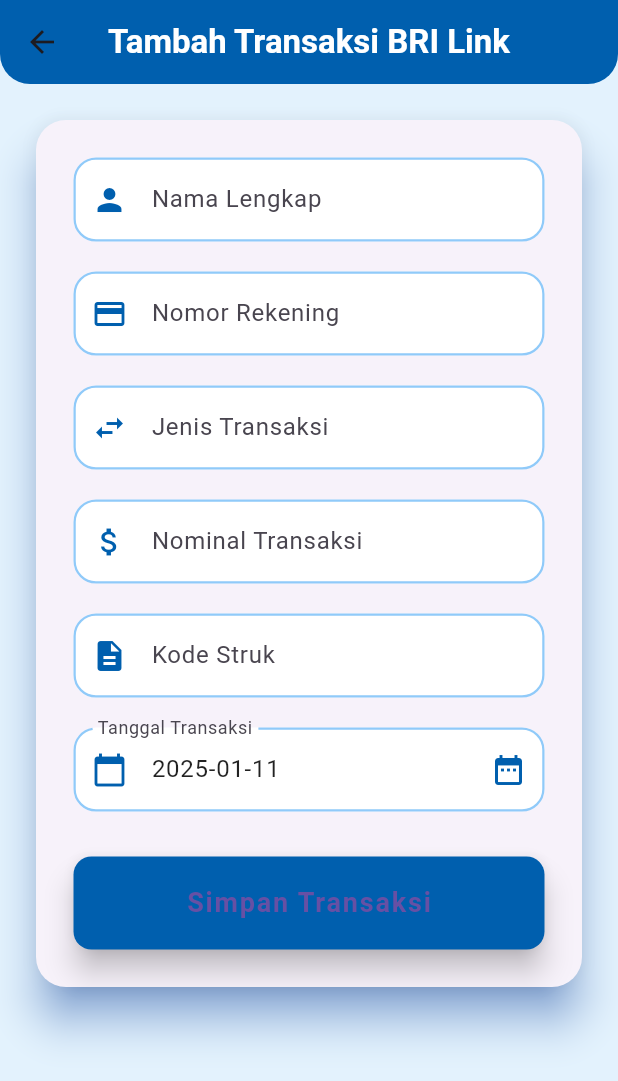
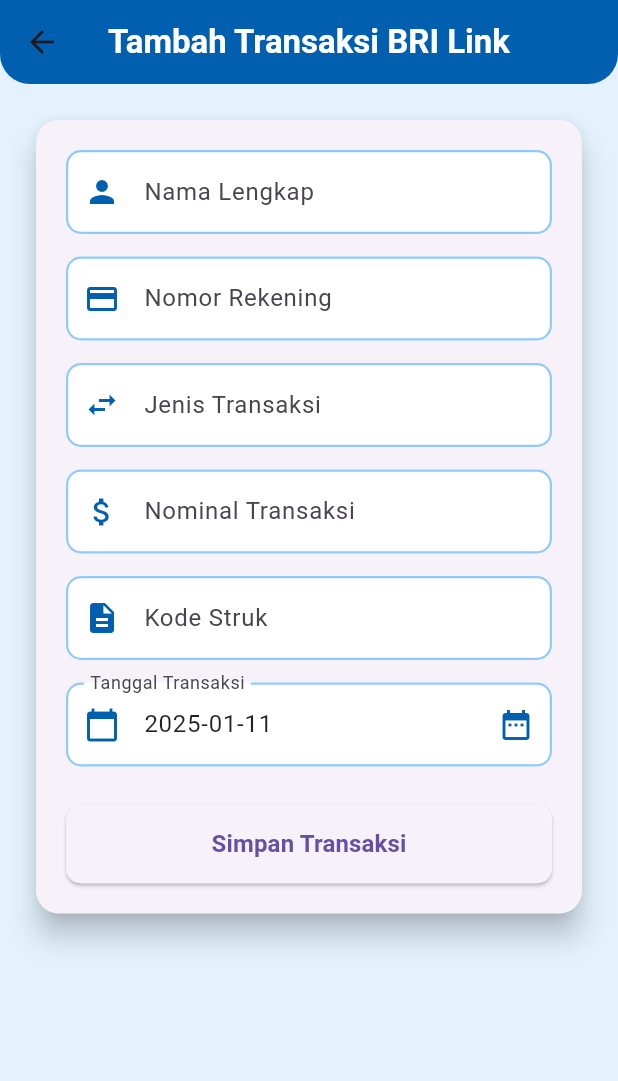
Before and after one commit to restuwijaya27/Project-akhir-Mobile2_AdmBriLink, a Flutter app: the TransaksiAddView screen opened directly, on a phone screen of 412 x 824 dp. Shown: the top 1081 px of the screen. Run offline on Flutter 3.47's test engine with Material 3 defaults, Android fonts, the phone set to English and light mode, and no system bars; our stand-ins replace cloud_firestore, firebase_auth, firebase_core, get; accounts and stored records are empty.

Commit message:
#8 fix tampilan untuk add view

```diff
--- a/lib/app/modules/transaksi/views/transaksi_add_view.dart
+++ b/lib/app/modules/transaksi/views/transaksi_add_view.dart
@@ -35,13 +35,12 @@ class TransaksiAddView extends GetView<TransaksiController> {
         child: Padding(
           padding: EdgeInsets.all(20),
           child: Card(
-            elevation: 12,
+            elevation: 8,
             shape: RoundedRectangleBorder(
-              borderRadius: BorderRadius.circular(20)
+              borderRadius: BorderRadius.circular(15)
             ),
-            shadowColor: Colors.blueAccent,
             child: Padding(
-              padding: EdgeInsets.all(25),
+              padding: EdgeInsets.all(20),
               child: Column(
                 crossAxisAlignment: CrossAxisAlignment.stretch,
                 children: [
@@ -50,36 +49,36 @@ class TransaksiAddView extends GetView<TransaksiController> {
                     label: "Nama Lengkap",
                     icon: Icons.person,
                   ),
-                  SizedBox(height: 20),
+                  SizedBox(height: 15),
                   _buildTextField(
                     controller: controller.cNomer_rekening,
                     label: "Nomor Rekening",
                     icon: Icons.credit_card,
                     keyboardType: TextInputType.number,
                   ),
-                  SizedBox(height: 20),
+                  SizedBox(height: 15),
                   _buildTextField(
                     controller: controller.cJenis_transaksi,
                     label: "Jenis Transaksi",
                     icon: Icons.swap_horiz,
                   ),
-                  SizedBox(height: 20),
+                  SizedBox(height: 15),
                   _buildTextField(
                     controller: controller.cNominal,
                     label: "Nominal Transaksi",
                     icon: Icons.attach_money,
                     keyboardType: TextInputType.number,
                   ),
-                  SizedBox(height: 20),
+                  SizedBox(height: 15),
                   _buildTextField(
                     controller: controller.cKode_struk,
                     label: "Kode Struk",
                     icon: Icons.description,
                     keyboardType: TextInputType.number,
                   ),
-                  SizedBox(height: 20),
+                  SizedBox(height: 15),
                   _buildDateField(context),
-                  SizedBox(height: 30),
+                  SizedBox(height: 25),
                   ElevatedButton(
                     onPressed: () => controller.add(
                       controller.cNama.text,
@@ -89,20 +88,17 @@ class TransaksiAddView extends GetView<TransaksiController> {
                       controller.cTanggal.text,
                       controller.cKode_struk.text,
                     ),
-                    style: ElevatedButton.styleFrom(
-                      primary: Color(0xFF005FAE),
-                      padding: EdgeInsets.symmetric(vertical: 18),
+                    style: ElevatedButton.styleFrom( // BRI Blue
+                      padding: EdgeInsets.symmetric(vertical: 15),
                       shape: RoundedRectangleBorder(
-                        borderRadius: BorderRadius.circular(12)
-                      ),
-                      elevation: 8,
+                        borderRadius: BorderRadius.circular(10)
+                      )
                     ),
                     child: Text(
                       "Simpan Transaksi",
                       style: TextStyle(
-                        fontSize: 18,
-                        fontWeight: FontWeight.bold,
-                        letterSpacing: 1.2,
+                        fontSize: 16,
+                        fontWeight: FontWeight.bold
                       ),
                     ),
                   )
@@ -132,11 +128,11 @@ class TransaksiAddView extends GetView<TransaksiController> {
         filled: true,
         fillColor: Colors.white,
         enabledBorder: OutlineInputBorder(
-          borderRadius: BorderRadius.circular(15),
+          borderRadius: BorderRadius.circular(10),
           borderSide: BorderSide(color: Colors.blue[200]!, width: 1.5),
         ),
         focusedBorder: OutlineInputBorder(
-          borderRadius: BorderRadius.circular(15),
+          borderRadius: BorderRadius.circular(10),
           borderSide: BorderSide(color: Color(0xFF005FAE), width: 2),
         ),
       ),
@@ -158,11 +154,11 @@ class TransaksiAddView extends GetView<TransaksiController> {
         filled: true,
         fillColor: Colors.white,
         enabledBorder: OutlineInputBorder(
-          borderRadius: BorderRadius.circular(15),
+          borderRadius: BorderRadius.circular(10),
           borderSide: BorderSide(color: Colors.blue[200]!, width: 1.5),
         ),
         focusedBorder: OutlineInputBorder(
-          borderRadius: BorderRadius.circular(15),
+          borderRadius: BorderRadius.circular(10),
           borderSide: BorderSide(color: Color(0xFF005FAE), width: 2),
         ),
       ),
```
